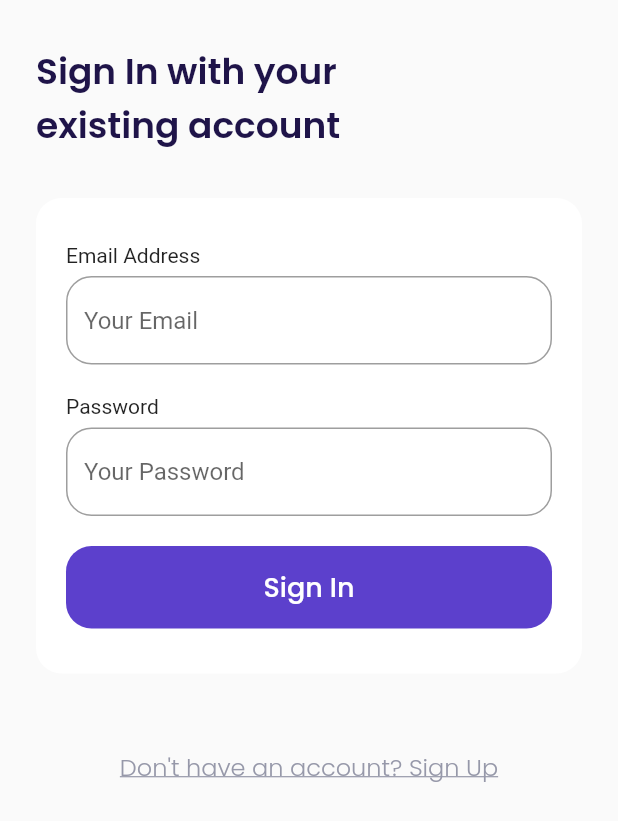
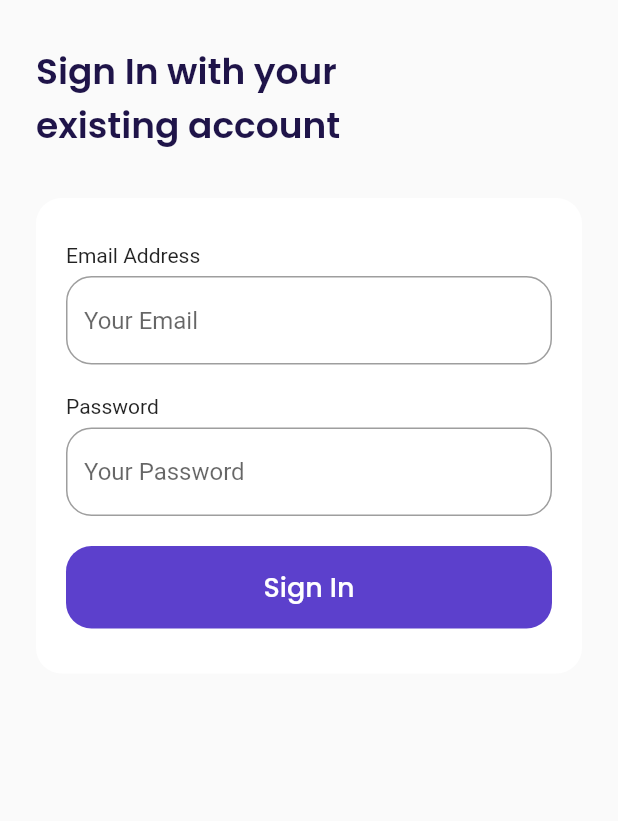
Before and after one commit to aluth313/agenda-luthfi-flutter, a Flutter app: the screen it shows after launch, on a phone screen of 412 x 824 dp. Shown: the top 821 px of the screen. Run offline on Flutter 3.47's test engine with Material 2 defaults, Android fonts, the phone set to English and light mode, and no system bars; our stand-ins replace bloc, file_picker, flutter_bloc, flutter_datetime_picker, flutter_easyloading, flutter_slidable and 3 more; accounts and stored records are empty.

Commit message:
remove register title in login page

```diff
--- a/lib/ui/pages/signin_page.dart
+++ b/lib/ui/pages/signin_page.dart
@@ -134,25 +134,6 @@ class _SignInPageState extends State<SignInPage> {
       );
     }
 
-    Widget tacButton() {
-      return GestureDetector(
-        onTap: () {
-          Navigator.pushNamed(context, '/sign-up');
-        },
-        child: Container(
-          alignment: Alignment.center,
-          margin: EdgeInsets.only(top: 50, bottom: 75),
-          child: Text(
-            'Don\'t have an account? Sign Up',
-            style: greyTextStyle.copyWith(
-                fontSize: 16,
-                fontWeight: light,
-                decoration: TextDecoration.underline),
-          ),
-        ),
-      );
-    }
-
     return Scaffold(
       backgroundColor: kBackgroundColor,
       body: SafeArea(
@@ -161,7 +142,6 @@ class _SignInPageState extends State<SignInPage> {
           children: [
             title(),
             inputSection(),
-            tacButton(),
           ],
         ),
       ),
```
